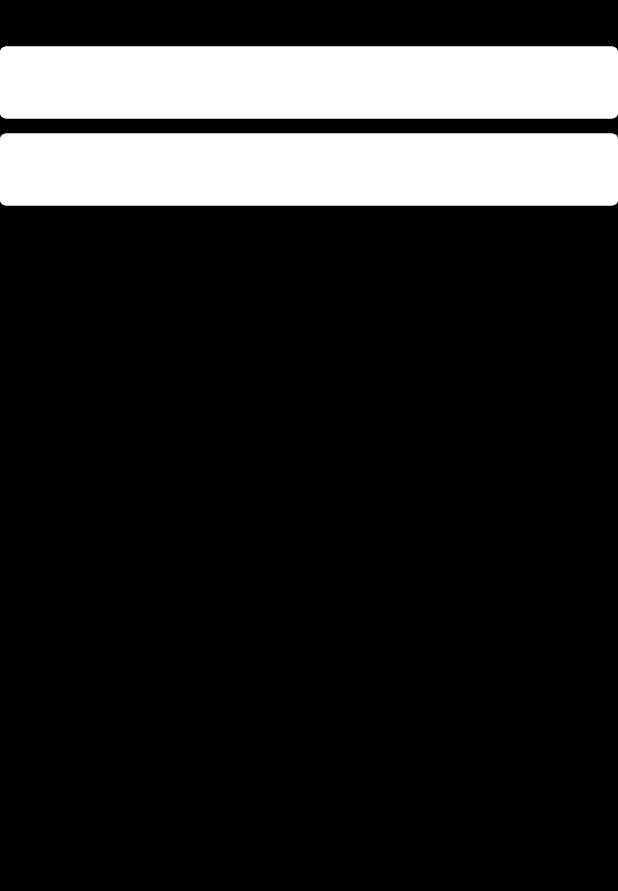
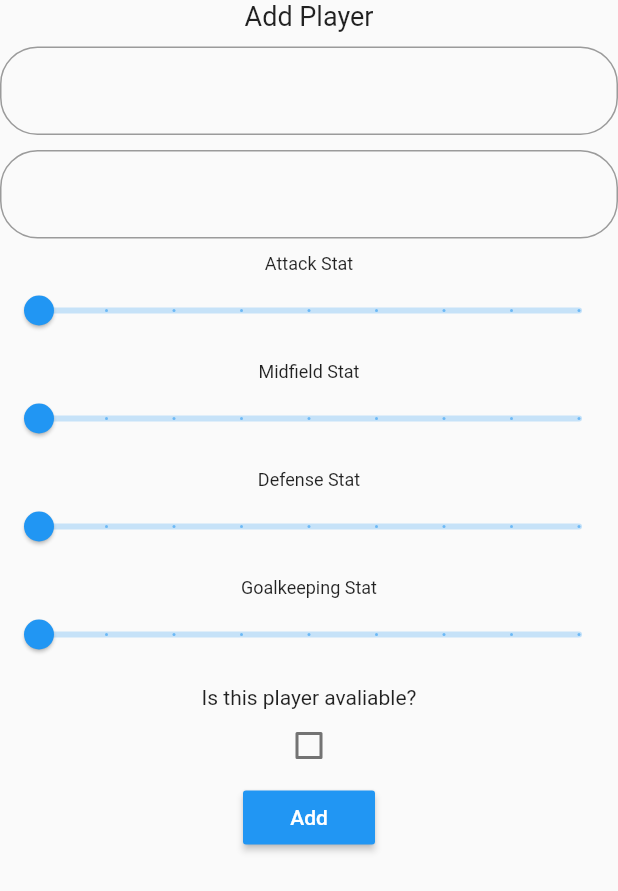
Before and after one commit to fraserwilson/FootballManagerApp, a Flutter app: the AddPlayersFo screen opened directly, on a phone screen of 412 x 824 dp. Shown: the top 891 px of the screen. Run offline on Flutter 3.47's test engine with Material 2 defaults, Android fonts, the phone set to English and light mode, and no system bars; our stand-ins replace cloud_firestore, firebase_auth, firebase_core, flutter_spinkit; missing offline and left inert: cloud_firestore_web, firebase_auth_web, firebase_core_web; accounts and stored records are empty.

Commit message:
Add Players page frontend completed
Frontend of this page has been completed, when the button is clicked a sub-collection must be created, the data in the different fields must be written to that subcollection fields. Finally the page behind the add player page must be updated to show the list of the player.

```diff
--- a/lib/home/add_players.dart
+++ b/lib/home/add_players.dart
@@ -1,3 +1,4 @@
+import 'package:cloud_firestore/cloud_firestore.dart';
 import 'package:flutter/material.dart';
 import 'package:screens_ui/shared/constants.dart';
 
@@ -8,11 +9,20 @@ class AddPlayersFo extends StatefulWidget {
 
 class _AddPlayersFoState extends State<AddPlayersFo> {
   final _formKey = GlobalKey<FormState>();
+
+  //form values
+  String _playerName;
+  String _playerSurname;
+  int _attackStat;
+  int _midfieldStat;
+  int _defenseStat;
+  int _goalkeppingStat;
+  bool _isAvaliable = false;
   @override
   Widget build(BuildContext context) {
     return Scaffold(
-      backgroundColor: Colors.black,
-      body: Form(
+      body: SingleChildScrollView(
+        child: Form(
           key: _formKey,
           child: Center(
             child: Column(
@@ -22,18 +32,102 @@ class _AddPlayersFoState extends State<AddPlayersFo> {
                   height: 10.0,
                 ),
                 TextFormField(
-                decoration: textInputDecoration,
-                validator: (val) => val.isEmpty ? 'Please enter a name' : null,
+                  decoration: InputDecoration(
+                      border: OutlineInputBorder(
+                    borderRadius: BorderRadius.circular(25),
+                  )),
+                  validator: (val) =>
+                      val.isEmpty ? 'Please enter a name' : null,
+                  onChanged: (val) => setState(() => _playerName = val),
                 ),
                 SizedBox(
                   height: 10.0,
                 ),
                 TextFormField(
-                decoration: textInputDecoration,
+                  decoration: InputDecoration(
+                      border: OutlineInputBorder(
+                    borderRadius: BorderRadius.circular(25),
+                  )),
                   validator: (val) =>
                       val.isEmpty ? 'Please enter a surname' : null,
+                  onChanged: (val) => setState(() => _playerSurname = val),
                 ),
+                SizedBox(
+                  height: 10.0,
+                ),
+                Text("Attack Stat", style: TextStyle(fontSize: 12.0)),
+                Slider(
+                  value: (_attackStat ?? 100).toDouble(),
+                  min: 100.0,
+                  max: 900.0,
+                  divisions: 8,
+                  onChanged: (val) => setState(() => _attackStat = val.round()),
+                ),
+                SizedBox(
+                  height: 10.0,
+                ),
+                Text("Midfield Stat", style: TextStyle(fontSize: 12.0)),
+                Slider(
+                  value: (_midfieldStat ?? 100).toDouble(),
+                  min: 100.0,
+                  max: 900.0,
+                  divisions: 8,
+                  onChanged: (val) =>
+                      setState(() => _midfieldStat = val.round()),
+                ),
+                SizedBox(
+                  height: 10.0,
+                ),
+                Text("Defense Stat", style: TextStyle(fontSize: 12.0)),
+                Slider(
+                  value: (_defenseStat ?? 100).toDouble(),
+                  min: 100.0,
+                  max: 900.0,
+                  divisions: 8,
+                  onChanged: (val) =>
+                      setState(() => _defenseStat = val.round()),
+                ),
+                SizedBox(
+                  height: 10.0,
+                ),
+                Text("Goalkeeping Stat", style: TextStyle(fontSize: 12.0)),
+                Slider(
+                  value: (_goalkeppingStat ?? 100).toDouble(),
+                  min: 100.0,
+                  max: 900.0,
+                  divisions: 8,
+                  onChanged: (val) =>
+                      setState(() => _goalkeppingStat = val.round()),
+                ),
+                SizedBox(
+                  height: 10.0,
+                ),
+                Text('Is this player avaliable?'),
+                Checkbox(
+                    tristate: false,
+                    value: _isAvaliable,
+                    onChanged: (bool value) {
+                      setState(() {
+                        _isAvaliable = value;
+                      });
+                    }),
+                RaisedButton(
+                    color: Colors.blue,
+                    child: Text(
+                      'Add',
+                      style: TextStyle(color: Colors.white),
+                    ),
+                    onPressed: () {
+                      print(_playerName);
+                      print(_playerSurname);
+                      print(_attackStat);
+                      print(_midfieldStat);
+                      print(_defenseStat);
+                      print(_goalkeppingStat);
+                      print(_isAvaliable);
+                    })
               ],
+            ),
           ),
         ),
       ),
--- a/lib/home/team_players.dart
+++ b/lib/home/team_players.dart
@@ -34,7 +34,7 @@ class _TeamPlayersState extends State<TeamPlayers> {
       body: Form(
         key: _formKey,
         child: Column(
-          children: <Widget>[],
+          children: <Widget>[Text('Players to be presented here')],
         ),
       ),
     );
```
Also changed, not shown: 1 other file. Lines whose indentation alone changed are shown as unchanged.
